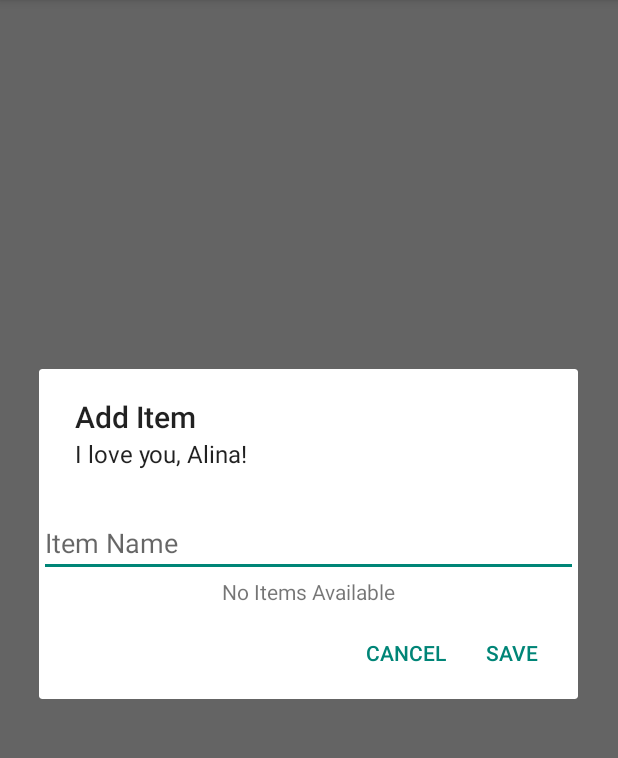
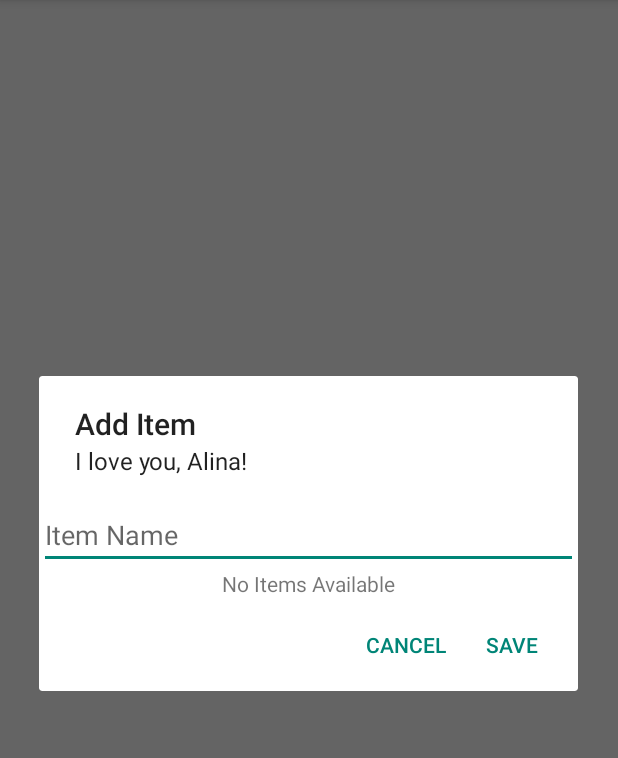
Before and after one commit to c-lombardi/ShoppingList, an Android app: the screen it shows after launch (Shopping_List), after a tap on "New Item Name", on a phone screen of 412 x 824 dp, the part 84-842 px from its top. Run offline under Robolectric (Android 15) with nearby library versions, the phone set to English and light mode, and no system bars.

Commit message:
Adjust add dialog height

```diff
--- a/Shopping_List/app/src/main/res/layout/create_item_layout.xml
+++ b/Shopping_List/app/src/main/res/layout/create_item_layout.xml
@@ -1,16 +1,17 @@
 <?xml version="1.0" encoding="utf-8"?>
-<LinearLayout xmlns:android="http://schemas.android.com/apk/res/android"
+<GridLayout xmlns:android="http://schemas.android.com/apk/res/android"
     android:orientation="vertical" android:layout_width="match_parent"
     android:layout_height="match_parent">
     <EditText
         android:layout_width="match_parent"
         android:layout_height="wrap_content"
         android:id="@+id/itemName"
+        android:paddingTop="0dp"
         android:layout_gravity="center_horizontal"
         android:hint="Item Name" />
     <ListView
         android:layout_width="match_parent"
-        android:layout_height="420dp"
+        android:layout_height="306dp"
         android:id="@+id/libraryItemsListView"
         android:layout_gravity="center_horizontal" />
     <TextView
@@ -18,7 +19,7 @@
         android:layout_height="fill_parent"
         android:id="@+id/createEmpty"
         android:focusable="false"
-        android:gravity="center_horizontal|center_vertical"
+        android:gravity="center_horizontal|bottom"
         android:text="@string/no_items">
     </TextView>
-</LinearLayout>
+</GridLayout>
```
